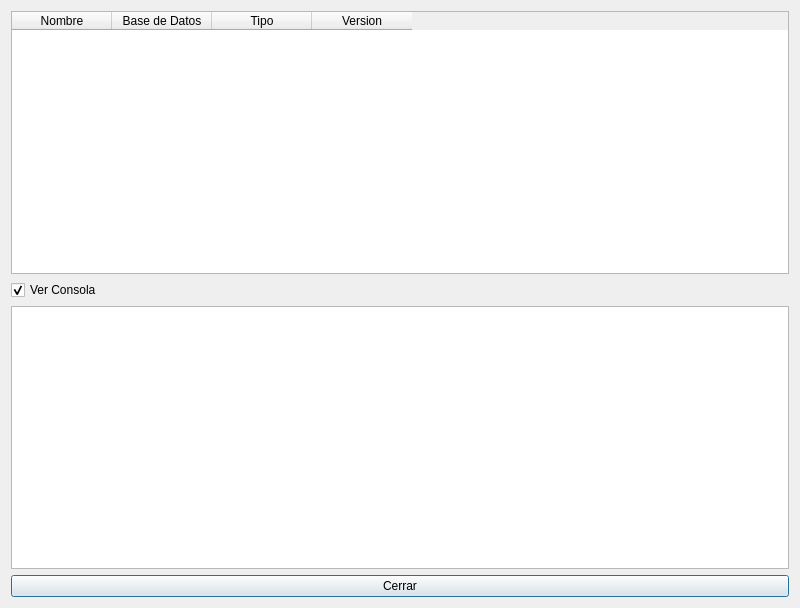
Above: bulmages/bulmasetup/listempresasbase.ui from eboladev/Bulmages-1 before the change. Below: the same form after it.
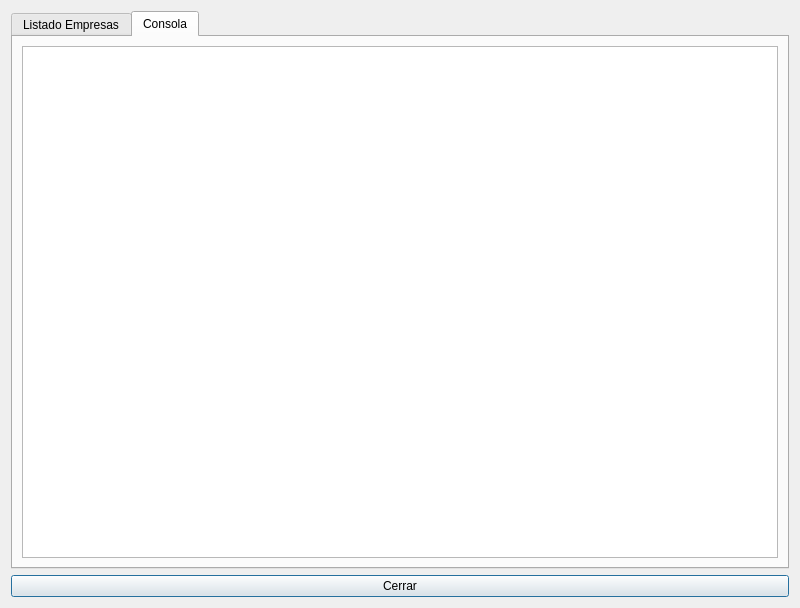
That is the form after the change. The open tabs and pages were chosen to show the change. Icons and pictures are not drawn.

Commit message: Arreglo el orden en que se activan los plugins para al seleccionarlos con bulmasetup aparezcan en una configuracion coherente y usable. Tambien cambio la ventana del listado de empresas para que sea visualmente mas acorde al resto de aplicaciones de bulmasetup.

```diff
--- a/bulmages/bulmasetup/listempresasbase.ui
+++ b/bulmages/bulmasetup/listempresasbase.ui
@@ -27,7 +27,17 @@
   <property name="windowIcon" >
    <iconset>../images/png/i_empresa.xpm</iconset>
   </property>
-  <layout class="QGridLayout" >
+  <layout class="QVBoxLayout" name="verticalLayout" >
+   <item>
+    <widget class="QTabWidget" name="tabWidget" >
+     <property name="currentIndex" >
+      <number>0</number>
+     </property>
+     <widget class="QWidget" name="tab" >
+      <attribute name="title" >
+       <string>Listado Empresas</string>
+      </attribute>
+      <layout class="QGridLayout" name="gridLayout_2" >
    <item row="0" column="0" >
     <widget class="QTableWidget" name="mui_listado" >
      <property name="focusPolicy" >
@@ -100,24 +110,25 @@
      </column>
     </widget>
    </item>
-   <item row="1" column="0" >
-    <widget class="QCheckBox" name="mui_checkbox" >
-     <property name="text" >
-      <string>Ver Consola</string>
-     </property>
-     <property name="checked" >
-      <bool>true</bool>
-     </property>
-    </widget>
-   </item>
-   <item row="2" column="0" >
+      </layout>
+     </widget>
+     <widget class="QWidget" name="tab_2" >
+      <attribute name="title" >
+       <string>Consola</string>
+      </attribute>
+      <layout class="QGridLayout" name="gridLayout" >
+       <item row="0" column="0" >
     <widget class="QTextBrowser" name="mui_textBrowser" >
      <property name="horizontalScrollBarPolicy" >
       <enum>Qt::ScrollBarAlwaysOff</enum>
      </property>
     </widget>
    </item>
-   <item row="3" column="0" >
+      </layout>
+     </widget>
+    </widget>
+   </item>
+   <item>
     <widget class="QPushButton" name="mui_cancelar" >
      <property name="text" >
       <string>Cerrar</string>
```
Left out of the diff: 19 changed lines with no effect on the pictures. Lines whose indentation alone changed are shown as unchanged. The commit also changes 18 other files.
